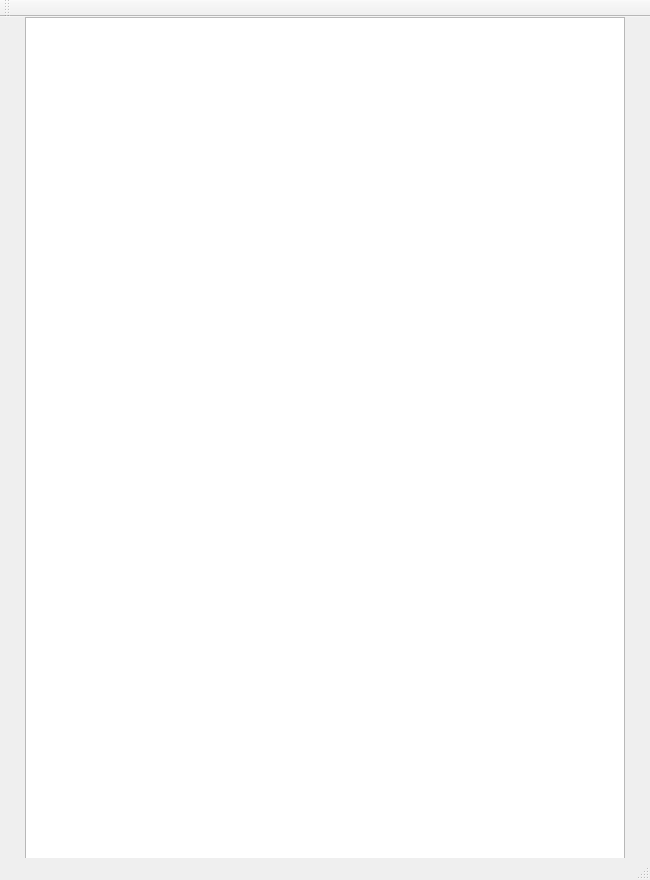
Qt form mainwindow.ui (leo900807/Doodle-Jump) before a commit.
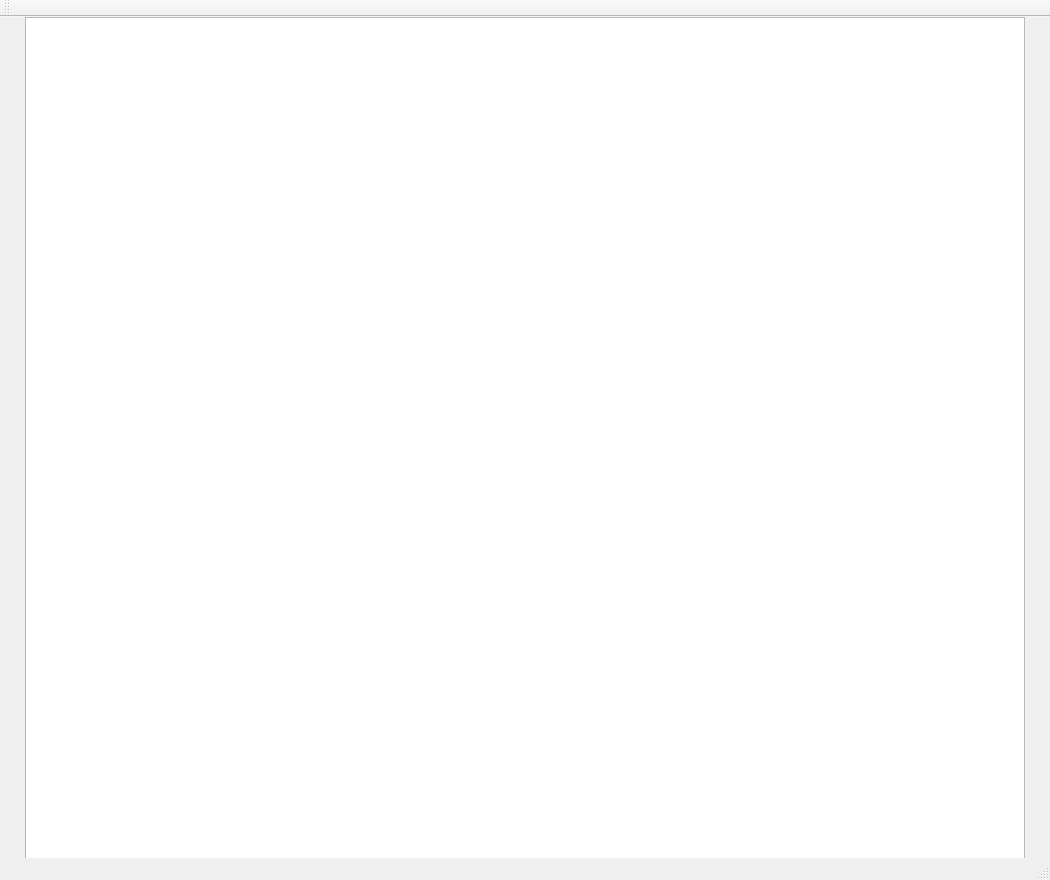
The same form after that commit.

The edit to the form file:
```diff
--- a/mainwindow.ui
+++ b/mainwindow.ui
@@ -6,7 +6,7 @@
    <rect>
     <x>0</x>
     <y>0</y>
-    <width>650</width>
+    <width>1050</width>
     <height>880</height>
    </rect>
   </property>
@@ -22,7 +22,7 @@
      <rect>
       <x>25</x>
       <y>0</y>
-      <width>600</width>
+      <width>1000</width>
       <height>860</height>
      </rect>
     </property>
```
Left out of the diff: 2 changed lines with no effect on the pictures.
